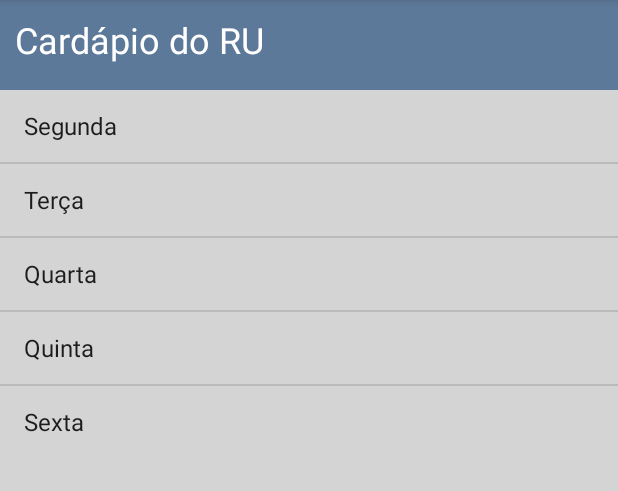
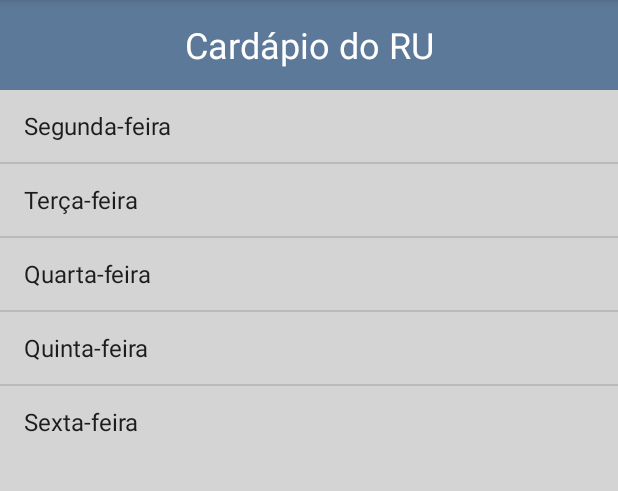
Before and after one commit to felipealb/dcFacil, an Android app: the fragment cardapio_Fragment shown on its own in the app's theme, on a phone screen of 412 x 824 dp, the part 84-575 px from its top. Run offline under Robolectric (Android 15) with nearby library versions, the phone set to English and light mode, and no system bars.

Commit message:
alterei subtitulo do menu

```diff
--- a/Cliente/DCFacil/app/src/main/java/br/ufc/dc/sd4mp/dcfacil/MainActivity.java
+++ b/Cliente/DCFacil/app/src/main/java/br/ufc/dc/sd4mp/dcfacil/MainActivity.java
@@ -63,7 +63,7 @@ public class MainActivity extends ActionBarActivity
         mNavItems.add(new NavItem("Notícias", "Notícias do departmento", R.drawable.icone_noticias));
         mNavItems.add(new NavItem("Estágios/Bolsas", "Estágios e bolsas", R.drawable.icone_estagio));
         mNavItems.add(new NavItem("Hoje no RU", "Cardápio do RU", R.drawable.icone_cardapio));
-        mNavItems.add(new NavItem("Sobre", "Informações do aplicativo", R.drawable.icone_sobre));
+        mNavItems.add(new NavItem("Sobre", "Informações do departamento", R.drawable.icone_sobre));
 
         // DrawerLayout
         mDrawerLayout = (DrawerLayout) findViewById(R.id.drawer_layout);
--- a/Cliente/DCFacil/app/src/main/res/layout/cardapio_layout.xml
+++ b/Cliente/DCFacil/app/src/main/res/layout/cardapio_layout.xml
@@ -12,7 +12,8 @@
         android:textAlignment="center"
         android:id="@+id/title"
         android:background="@color/blue"
-        android:padding="10dp"/>
+        android:padding="10dp"
+        android:gravity="center"/>
 
     <ListView
         android:layout_width="wrap_content"
--- a/Cliente/DCFacil/app/src/main/res/layout/noticia_layout.xml
+++ b/Cliente/DCFacil/app/src/main/res/layout/noticia_layout.xml
@@ -12,7 +12,8 @@
       android:textAlignment="center"
       android:id="@+id/title"
       android:background="@color/blue"
-      android:padding="10dp"/>
+      android:padding="10dp"
+      android:gravity="center"/>
 
     <ListView
         android:background="@color/transparent"
--- a/Cliente/DCFacil/app/src/main/res/values/strings.xml
+++ b/Cliente/DCFacil/app/src/main/res/values/strings.xml
@@ -14,11 +14,11 @@
     <string name="action_settings">Settings</string>
 
     <string-array name="dias_semana">
-        <item>Segunda</item>
-        <item>Terça</item>
-        <item>Quarta</item>
-        <item>Quinta</item>
-        <item>Sexta</item>
+        <item>Segunda-feira</item>
+        <item>Terça-feira</item>
+        <item>Quarta-feira</item>
+        <item>Quinta-feira</item>
+        <item>Sexta-feira</item>
 
     </string-array>
     <string name="title_activity_cardapio_opcoes">CardapioOpcoes</string>
```
Also changed, not shown: Cliente/DCFacil/app/src/main/res/layout/estagio_layout.xml (+11 -11 lines).
